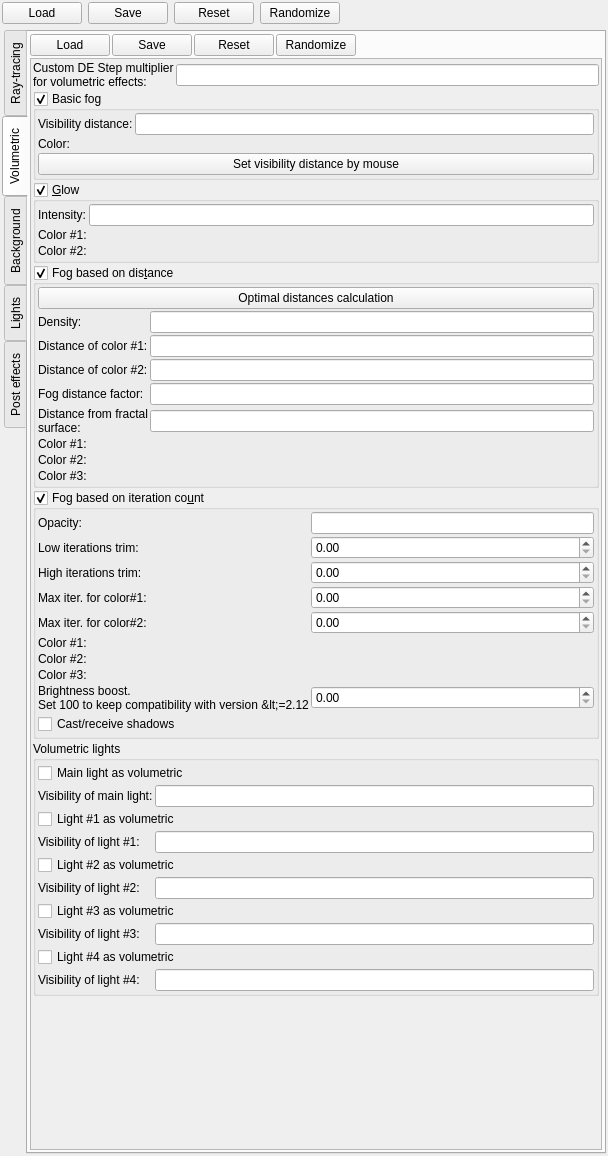
Before: the Qt Designer form mandelbulber2/qt/dock_effects.ui in buddhi1980/mandelbulber2, drawn with Qt 5.
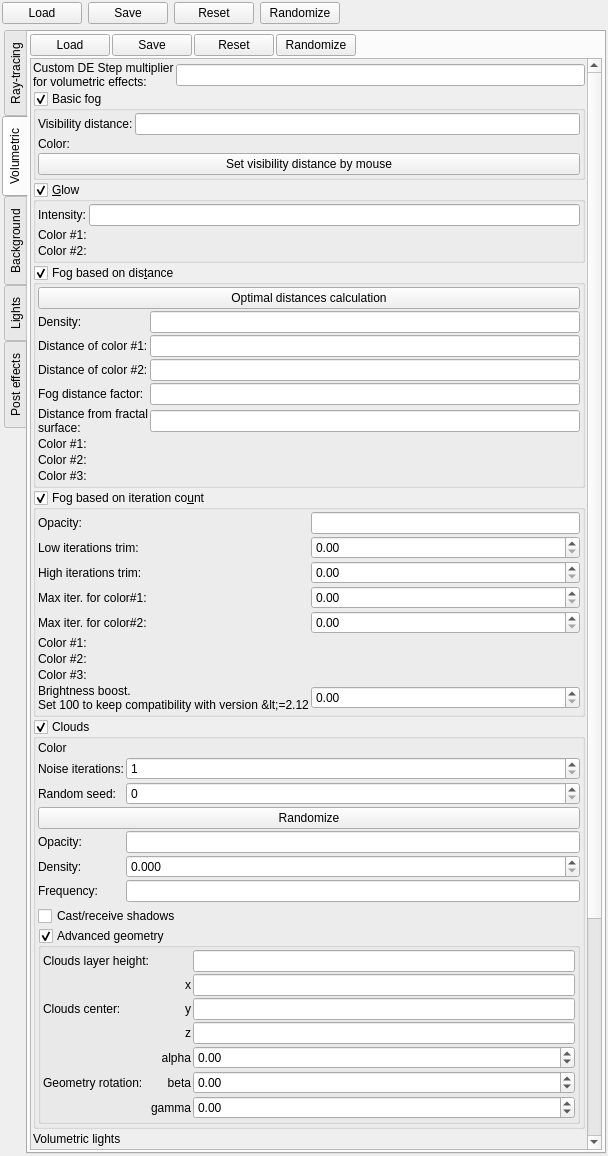
After: the same form once the commit is applied. The open tabs and pages were chosen to show the change. Icons and pictures are not drawn. Custom widgets are drawn as their Qt base class.

Commit message: Added preliminary code for clouds Defined UI elements and parameters TODO: replace hardcoded parameters with variables

The edit to the form file:
```diff
--- a/mandelbulber2/qt/dock_effects.ui
+++ b/mandelbulber2/qt/dock_effects.ui
@@ -1155,9 +1155,9 @@
           <property name="geometry">
            <rect>
             <x>0</x>
-            <y>0</y>
-            <width>569</width>
-            <height>1078</height>
+            <y>-296</y>
+            <width>551</width>
+            <height>1414</height>
            </rect>
           </property>
           <layout class="QVBoxLayout" name="verticalLayout_35">
@@ -1788,22 +1788,6 @@
                   </property>
                  </widget>
                 </item>
-                <item row="9" column="0" colspan="2">
-                 <widget class="MyCheckBox" name="checkBox_iteration_fog_shadows">
-                  <property name="sizePolicy">
-                   <sizepolicy hsizetype="Minimum" vsizetype="Maximum">
-                    <horstretch>0</horstretch>
-                    <verstretch>0</verstretch>
-                   </sizepolicy>
-                  </property>
-                  <property name="toolTip">
-                   <string>&lt;html&gt;&lt;head/&gt;&lt;body&gt;&lt;p&gt;When enabled, the fog will cast and receive shadows, producing a more realistic effect, (but rendering will be much slower.)&lt;/p&gt;&lt;/body&gt;&lt;/html&gt;</string>
-                  </property>
-                  <property name="text">
-                   <string>Cast/receive shadows</string>
-                  </property>
-                 </widget>
-                </item>
                 <item row="2" column="0">
                  <widget class="QLabel" name="label_101">
                   <property name="text">
@@ -1844,6 +1828,392 @@
              </layout>
             </widget>
            </item>
+           <item>
+            <widget class="MyGroupBox" name="groupCheck_clouds_enable">
+             <property name="title">
+              <string>Clouds</string>
+             </property>
+             <property name="checkable">
+              <bool>true</bool>
+             </property>
+             <layout class="QVBoxLayout" name="verticalLayout_6">
+              <property name="spacing">
+               <number>2</number>
+              </property>
+              <property name="leftMargin">
+               <number>2</number>
+              </property>
+              <property name="topMargin">
+               <number>2</number>
+              </property>
+              <property name="rightMargin">
+               <number>2</number>
+              </property>
+              <property name="bottomMargin">
+               <number>2</number>
+              </property>
+              <item>
+               <layout class="QGridLayout" name="gridLayout_19">
+                <property name="bottomMargin">
+                 <number>2</number>
+                </property>
+                <property name="spacing">
+                 <number>2</number>
+                </property>
+                <item row="2" column="0">
+                 <widget class="QLabel" name="label_111">
+                  <property name="text">
+                   <string>Random seed:</string>
+                  </property>
+                 </widget>
+                </item>
+                <item row="4" column="0">
+                 <widget class="QLabel" name="label_112">
+                  <property name="text">
+                   <string>Opacity:</string>
+                  </property>
+                 </widget>
+                </item>
+                <item row="5" column="0">
+                 <widget class="QLabel" name="label_113">
+                  <property name="text">
+                   <string>Density:</string>
+                  </property>
+                 </widget>
+                </item>
+                <item row="2" column="1">
+                 <widget class="MySpinBox" name="spinboxInt_clouds_random_seed">
+                  <property name="sizePolicy">
+                   <sizepolicy hsizetype="Minimum" vsizetype="Maximum">
+                    <horstretch>0</horstretch>
+                    <verstretch>0</verstretch>
+                   </sizepolicy>
+                  </property>
+                  <property name="maximum">
+                   <number>100</number>
+                  </property>
+                 </widget>
+                </item>
+                <item row="4" column="1">
+                 <widget class="MyLineEdit" name="logedit_clouds_opacity"/>
+                </item>
+                <item row="1" column="0">
+                 <widget class="QLabel" name="label_110">
+                  <property name="text">
+                   <string>Noise iterations:</string>
+                  </property>
+                 </widget>
+                </item>
+                <item row="6" column="0">
+                 <widget class="QLabel" name="label_114">
+                  <property name="text">
+                   <string>Frequency:</string>
+                  </property>
+                 </widget>
+                </item>
+                <item row="6" column="1">
+                 <widget class="MyLineEdit" name="logedit_clouds_frequency"/>
+                </item>
+                <item row="1" column="1">
+                 <widget class="MySpinBox" name="spinboxInt_clouds_noise_iterations">
+                  <property name="sizePolicy">
+                   <sizepolicy hsizetype="Minimum" vsizetype="Maximum">
+                    <horstretch>0</horstretch>
+                    <verstretch>0</verstretch>
+                   </sizepolicy>
+                  </property>
+                  <property name="minimum">
+                   <number>1</number>
+                  </property>
+                  <property name="maximum">
+                   <number>100</number>
+                  </property>
+                 </widget>
+                </item>
+                <item row="5" column="1">
+                 <widget class="MyDoubleSpinBox" name="spinbox_clouds_density">
+                  <property name="sizePolicy">
+                   <sizepolicy hsizetype="Minimum" vsizetype="Maximum">
+                    <horstretch>0</horstretch>
+                    <verstretch>0</verstretch>
+                   </sizepolicy>
+                  </property>
+                  <property name="prefix">
+                   <string/>
+                  </property>
+                  <property name="suffix">
+                   <string/>
+                  </property>
+                  <property name="decimals">
+                   <number>3</number>
+                  </property>
+                  <property name="maximum">
+                   <double>1.000000000000000</double>
+                  </property>
+                  <property name="singleStep">
+                   <double>0.001000000000000</double>
+                  </property>
+                 </widget>
+                </item>
+                <item row="3" column="0" colspan="2">
+                 <widget class="QPushButton" name="pushButton_clouds_randomize">
+                  <property name="text">
+                   <string>Randomize</string>
+                  </property>
+                 </widget>
+                </item>
+                <item row="0" column="0">
+                 <widget class="QLabel" name="label_124">
+                  <property name="text">
+                   <string>Color</string>
+                  </property>
+                 </widget>
+                </item>
+                <item row="0" column="1">
+                 <widget class="MyColorButton" name="colorButton_clouds_color" native="true">
+                  <property name="text" stdset="0">
+                   <string>PushButton</string>
+                  </property>
+                 </widget>
+                </item>
+               </layout>
+              </item>
+              <item>
+               <widget class="MyCheckBox" name="checkBox_clouds_cast_shadows">
+                <property name="sizePolicy">
+                 <sizepolicy hsizetype="Minimum" vsizetype="Maximum">
+                  <horstretch>0</horstretch>
+                  <verstretch>0</verstretch>
+                 </sizepolicy>
+                </property>
+                <property name="text">
+                 <string>Cast/receive shadows</string>
+                </property>
+               </widget>
+              </item>
+              <item>
+               <widget class="MyGroupBox" name="groupCheck_clouds_advanced_geometry">
+                <property name="title">
+                 <string>Advanced geometry</string>
+                </property>
+                <property name="checkable">
+                 <bool>true</bool>
+                </property>
+                <layout class="QVBoxLayout" name="verticalLayout_7" stretch="0">
+                 <property name="spacing">
+                  <number>2</number>
+                 </property>
+                 <property name="leftMargin">
+                  <number>2</number>
+                 </property>
+                 <property name="topMargin">
+                  <number>2</number>
+                 </property>
+                 <property name="rightMargin">
+                  <number>2</number>
+                 </property>
+                 <property name="bottomMargin">
+                  <number>2</number>
+                 </property>
+                 <item>
+                  <layout class="QGridLayout" name="gridLayout_20">
+                   <property name="spacing">
+                    <number>2</number>
+                   </property>
+                   <item row="4" column="1">
+                    <widget class="QLabel" name="label_121">
+                     <property name="text">
+                      <string>alpha</string>
+                     </property>
+                     <property name="alignment">
+                      <set>Qt::AlignRight|Qt::AlignTrailing|Qt::AlignVCenter</set>
+                     </property>
+                    </widget>
+                   </item>
+                   <item row="2" column="2">
+                    <widget class="MyLineEdit" name="vect3_clouds_center_y"/>
+                   </item>
+                   <item row="6" column="1">
+                    <widget class="QLabel" name="label_123">
+                     <property name="text">
+                      <string>gamma</string>
+                     </property>
+                     <property name="alignment">
+                      <set>Qt::AlignRight|Qt::AlignTrailing|Qt::AlignVCenter</set>
+                     </property>
+                    </widget>
+                   </item>
+                   <item row="0" column="2">
+                    <widget class="MyLineEdit" name="logedit_clouds_height"/>
+                   </item>
+                   <item row="1" column="2">
+                    <widget class="MyLineEdit" name="vect3_clouds_center_x"/>
+                   </item>
+                   <item row="4" column="2">
+                    <widget class="MyDoubleSpinBox" name="spinboxd3_clouds_rotation_x">
+                     <property name="sizePolicy">
+                      <sizepolicy hsizetype="Minimum" vsizetype="Maximum">
+                       <horstretch>0</horstretch>
+                       <verstretch>0</verstretch>
+                      </sizepolicy>
+                     </property>
+                     <property name="accelerated">
+                      <bool>true</bool>
+                     </property>
+                     <property name="prefix">
+                      <string/>
+                     </property>
+                     <property name="suffix">
+                      <string/>
+                     </property>
+                     <property name="decimals">
+                      <number>2</number>
+                     </property>
+                     <property name="minimum">
+                      <double>-180.000000000000000</double>
+                     </property>
+                     <property name="maximum">
+                      <double>180.000000000000000</double>
+                     </property>
+                     <property name="singleStep">
+                      <double>1.000000000000000</double>
+                     </property>
+                    </widget>
+                   </item>
+                   <item row="1" column="1">
+                    <widget class="QLabel" name="label_117">
+                     <property name="text">
+                      <string>x</string>
+                     </property>
+                     <property name="alignment">
+                      <set>Qt::AlignRight|Qt::AlignTrailing|Qt::AlignVCenter</set>
+                     </property>
+                    </widget>
+                   </item>
+                   <item row="2" column="1">
+                    <widget class="QLabel" name="label_118">
+                     <property name="text">
+                      <string>y</string>
+                     </property>
+                     <property name="alignment">
+                      <set>Qt::AlignRight|Qt::AlignTrailing|Qt::AlignVCenter</set>
+                     </property>
+                    </widget>
+                   </item>
+                   <item row="3" column="1">
+                    <widget class="QLabel" name="label_119">
+                     <property name="text">
+                      <string>z</string>
+                     </property>
+                     <property name="alignment">
+                      <set>Qt::AlignRight|Qt::AlignTrailing|Qt::AlignVCenter</set>
+                     </property>
+                    </widget>
+                   </item>
+                   <item row="1" column="0" rowspan="3">
+                    <widget class="QLabel" name="label_116">
+                     <property name="text">
+                      <string>Clouds center:</string>
+                     </property>
+                    </widget>
+                   </item>
+                   <item row="3" column="2">
+                    <widget class="MyLineEdit" name="vect3_clouds_center_z"/>
+                   </item>
+                   <item row="5" column="1">
+                    <widget class="QLabel" name="label_122">
+                     <property name="text">
+                      <string>beta</string>
+                     </property>
+                     <property name="alignment">
+                      <set>Qt::AlignRight|Qt::AlignTrailing|Qt::AlignVCenter</set>
+                     </property>
+                    </widget>
+                   </item>
+                   <item row="0" column="0">
+                    <widget class="QLabel" name="label_115">
+                     <property name="text">
+                      <string>Clouds layer height:</string>
+                     </property>
+                    </widget>
+                   </item>
+                   <item row="4" column="0" rowspan="3">
+                    <widget class="QLabel" name="label_120">
+                     <property name="text">
+                      <string>Geometry rotation:</string>
+                     </property>
+                    </widget>
+                   </item>
+                   <item row="5" column="2">
+                    <widget class="MyDoubleSpinBox" name="spinboxd3_clouds_rotation_y">
+                     <property name="sizePolicy">
+                      <sizepolicy hsizetype="Minimum" vsizetype="Maximum">
+                       <horstretch>0</horstretch>
+                       <verstretch>0</verstretch>
+                      </sizepolicy>
+                     </property>
+                     <property name="accelerated">
+                      <bool>true</bool>
+                     </property>
+                     <property name="prefix">
+                      <string/>
+                     </property>
+                     <property name="suffix">
+                      <string/>
+                     </property>
+                     <property name="decimals">
+                      <number>2</number>
+                     </property>
+                     <property name="minimum">
+                      <double>-180.000000000000000</double>
+                     </property>
+                     <property name="maximum">
+                      <double>180.000000000000000</double>
+                     </property>
+                     <property name="singleStep">
+                      <double>1.000000000000000</double>
+                     </property>
+                    </widget>
+                   </item>
+                   <item row="6" column="2">
+                    <widget class="MyDoubleSpinBox" name="spinboxd3_clouds_rotation_z">
+                     <property name="sizePolicy">
+                      <sizepolicy hsizetype="Minimum" vsizetype="Maximum">
+                       <horstretch>0</horstretch>
+                       <verstretch>0</verstretch>
+                      </sizepolicy>
+                     </property>
+                     <property name="accelerated">
+                      <bool>true</bool>
+                     </property>
+                     <property name="prefix">
+                      <string/>
+                     </property>
+                     <property name="suffix">
+                      <string/>
+                     </property>
+                     <property name="decimals">
+                      <number>2</number>
+                     </property>
+                     <property name="minimum">
+                      <double>-180.000000000000000</double>
+                     </property>
+                     <property name="maximum">
+                      <double>180.000000000000000</double>
+                     </property>
+                     <property name="singleStep">
+                      <double>1.000000000000000</double>
+                     </property>
+                    </widget>
+                   </item>
+                  </layout>
+                 </item>
+                </layout>
+               </widget>
+              </item>
+             </layout>
+            </widget>
+           </item>
            <item>
             <widget class="QGroupBox" name="groupBox_9">
              <property name="toolTip">
```
The commit also changes 8 other files.
